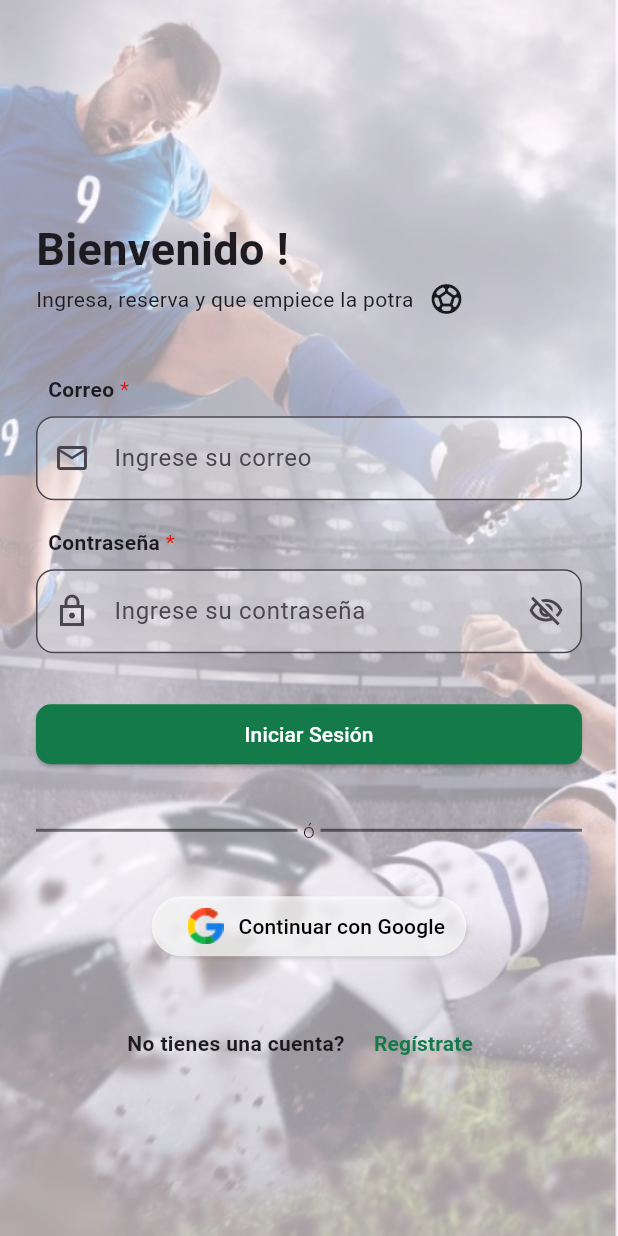
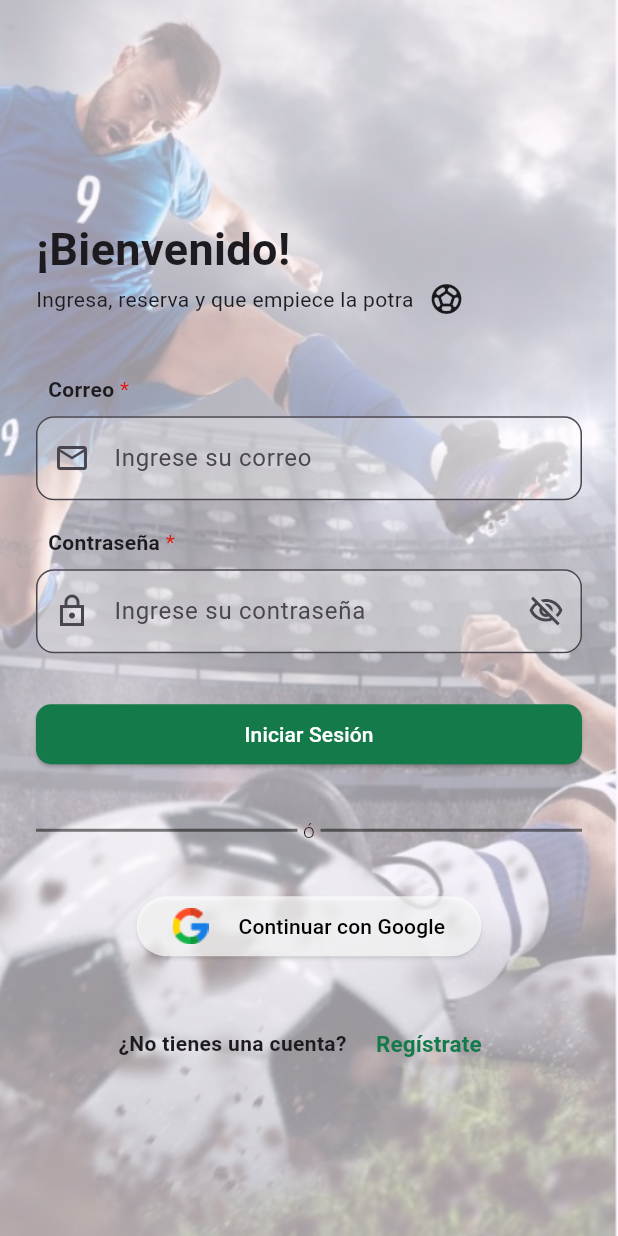
Before and after one commit to jdmc-unah/AppReservarCanchas, a Flutter app: the screen it shows after launch, on a phone screen of 412 x 824 dp. Run offline on Flutter 3.47's test engine with Material 3 defaults, Android fonts, the light colour scheme and no system bars; our stand-ins replace cloud_firestore, firebase_auth, firebase_core, flutter_rating_bar, get, get_storage and 2 more; accounts and stored records are empty.

Commit message:
Mejoras visuales y estandar de paleta de colores

```diff
--- /dev/null
+++ b/app_reservar_canchas/lib/estilos/colores.dart
@@ -0,0 +1,14 @@
+import 'package:flutter/material.dart';
+
+class Colores {
+  static const Color fondoPrimario = Color.fromARGB(255, 20, 122, 73);
+  static const Color fondoSecundario = Color.fromARGB(44, 20, 122, 73);
+  static const Color textoPrimario = Colors.black;
+  static const Color textoSecundario = Colors.white;
+  static const Color fondoAlternativo = Colors.blueGrey;
+  static const Color fondoEstrellas = Colors.amber;
+  static const Color fondoComplementoN = Color.fromARGB(128, 0, 0, 0);
+  static const Color fondoComplementoB = Colors.white70;
+  static const Color error = Colors.red;
+  static const Color bordeSecundario = Color.fromARGB(255, 117, 117, 117);
+}
--- a/app_reservar_canchas/lib/main.dart
+++ b/app_reservar_canchas/lib/main.dart
@@ -1,4 +1,5 @@
 import 'package:app_reservar_canchas/controladores/filtro_controlador.dart';
+import 'package:app_reservar_canchas/estilos/colores.dart';
 import 'package:app_reservar_canchas/modelos/cancha.dart';
 import 'package:app_reservar_canchas/vistas/informacion.dart';
 import 'package:app_reservar_canchas/vistas/vistas_metodo_pago/agregar_tarjeta.dart';
@@ -10,6 +11,7 @@ import 'package:app_reservar_canchas/controladores/reservas_controlador.dart';
 import 'package:app_reservar_canchas/vistas/pagina_inicio.dart';
 import 'package:app_reservar_canchas/vistas/vistas_login/login.dart';
 import 'package:app_reservar_canchas/vistas/vistas_login/registro.dart';
+import 'package:flutter/services.dart';
 
 import 'package:get/get.dart';
 import 'package:get_storage/get_storage.dart';
@@ -19,6 +21,10 @@ import 'package:app_reservar_canchas/firebase_options.dart';
 
 void main() async {
   WidgetsFlutterBinding.ensureInitialized();
+  await SystemChrome.setPreferredOrientations([
+    DeviceOrientation.portraitUp,
+    DeviceOrientation.portraitDown,
+  ]);
   await GetStorage.init();
   await Firebase.initializeApp(options: DefaultFirebaseOptions.currentPlatform);
   Get.put(ReservasControlador(), permanent: true);
@@ -33,6 +39,13 @@ class MyApp extends StatelessWidget {
   @override
   Widget build(BuildContext context) {
     return MaterialApp.router(
+      theme: ThemeData(
+        textSelectionTheme: TextSelectionThemeData(
+          cursorColor: Colores.fondoPrimario,
+          selectionColor: Colores.fondoPrimario,
+          selectionHandleColor: Colores.fondoPrimario,
+        ),
+      ),
       debugShowCheckedModeBanner: false,
       routerConfig: GoRouter(
         navigatorKey: Get.key,
--- a/app_reservar_canchas/lib/vistas/pagina_inicio.dart
+++ b/app_reservar_canchas/lib/vistas/pagina_inicio.dart
@@ -1,12 +1,12 @@
 import 'package:app_reservar_canchas/controladores/filtro_controlador.dart';
 import 'package:app_reservar_canchas/controladores/validaciones_acceso_controlador.dart';
+import 'package:app_reservar_canchas/estilos/colores.dart';
 import 'package:app_reservar_canchas/servicios/servicio_autenticacion.dart';
 import 'package:app_reservar_canchas/servicios/servicio_firestore.dart';
 import 'package:app_reservar_canchas/widgets/cancha_card.dart';
 import 'package:app_reservar_canchas/widgets/filtro_menu_lateral.dart';
 import 'package:app_reservar_canchas/controladores/reservas_controlador.dart';
 import 'package:app_reservar_canchas/widgets/widgets_login/login_text_field.dart';
-import 'package:cloud_firestore/cloud_firestore.dart';
 import 'package:flutter/material.dart';
 import 'package:get/get.dart';
 import 'package:get_storage/get_storage.dart';
@@ -52,7 +52,7 @@ class PaginaInicio extends StatelessWidget {
           return Center(
             child: Text(
               'No hay canchas disponibles por el momento.',
-              style: TextStyle(fontSize: 18, color: Colors.grey[700]),
+              style: TextStyle(fontSize: 18, color: Colores.fondoAlternativo),
               textAlign: TextAlign.center,
             ),
           );
--- a/app_reservar_canchas/lib/vistas/vistas_login/login.dart
+++ b/app_reservar_canchas/lib/vistas/vistas_login/login.dart
@@ -1,4 +1,5 @@
 import 'package:app_reservar_canchas/controladores/validaciones_acceso_controlador.dart';
+import 'package:app_reservar_canchas/estilos/colores.dart';
 import 'package:app_reservar_canchas/servicios/servicio_autenticacion.dart';
 import 'package:app_reservar_canchas/widgets/widgets_login/login_text_field.dart';
 import 'package:flutter/material.dart';
@@ -33,7 +34,11 @@ class Login extends StatelessWidget {
             padding: const EdgeInsets.symmetric(horizontal: 24.0),
             child: Obx(() {
               if (validacionController.cargando) {
-                return Center(child: CircularProgressIndicator());
+                return Center(
+                  child: CircularProgressIndicator(
+                    color: Colores.fondoPrimario,
+                  ),
+                );
               }
               return Column(
                 mainAxisAlignment: MainAxisAlignment.center,
@@ -41,7 +46,7 @@ class Login extends StatelessWidget {
                 children: [
                   SizedBox(height: 40),
                   Text(
-                    'Bienvenido !',
+                    '¡Bienvenido!',
                     style: TextStyle(fontSize: 30, fontWeight: FontWeight.bold),
                   ),
 
@@ -76,8 +81,8 @@ class Login extends StatelessWidget {
                     width: double.infinity,
                     child: ElevatedButton(
                       style: ElevatedButton.styleFrom(
-                        backgroundColor: Color.fromARGB(255, 20, 122, 73),
-                        foregroundColor: Colors.white,
+                        backgroundColor: Colores.fondoPrimario,
+                        foregroundColor: Colores.textoSecundario,
                         shape: RoundedRectangleBorder(
                           borderRadius: BorderRadius.circular(10),
                         ),
@@ -104,7 +109,7 @@ class Login extends StatelessWidget {
                       Expanded(
                         child: Divider(
                           thickness: 2,
-                          color: const Color.fromARGB(128, 0, 0, 0),
+                          color: Colores.fondoComplementoN,
                         ),
                       ),
                       Text(
@@ -114,7 +119,7 @@ class Login extends StatelessWidget {
                       Expanded(
                         child: Divider(
                           thickness: 2,
-                          color: const Color.fromARGB(128, 0, 0, 0),
+                          color: Colores.fondoComplementoN,
                         ),
                       ),
                     ],
@@ -123,11 +128,11 @@ class Login extends StatelessWidget {
 
                   Center(
                     child: SizedBox(
-                      width: 210,
+                      width: 230,
                       child: ElevatedButton(
                         style: ElevatedButton.styleFrom(
-                          backgroundColor: Colors.white70,
-                          shadowColor: Colors.black45,
+                          backgroundColor: Colores.fondoComplementoB,
+                          shadowColor: Colores.fondoComplementoN,
                         ),
                         onPressed: () async {
                           validacionController.cargando = true;
@@ -140,10 +145,10 @@ class Login extends StatelessWidget {
                         child: Row(
                           children: [
                             Image.asset('assets/iconos/googlex24.png'),
-                            SizedBox(width: 10),
+                            SizedBox(width: 20),
                             Text(
                               'Continuar con Google',
-                              style: TextStyle(color: Colors.black),
+                              style: TextStyle(color: Colores.textoPrimario),
                             ),
                           ],
                         ),
@@ -157,10 +162,15 @@ class Login extends StatelessWidget {
 
                     children: [
                       Text(
-                        'No tienes una cuenta?  ',
+                        '¿No tienes una cuenta?  ',
                         style: TextStyle(fontWeight: FontWeight.bold),
                       ),
                       TextButton(
+                        style: ButtonStyle(
+                          overlayColor: WidgetStateProperty.all(
+                            Colores.fondoSecundario,
+                          ),
+                        ),
                         onPressed: () {
                           //seedCanchasDesdeApp();
                           context.goNamed('registro');
@@ -169,8 +179,8 @@ class Login extends StatelessWidget {
                           'Regístrate',
                           style: TextStyle(
                             fontWeight: FontWeight.bold,
-
-                            color: Color.fromARGB(255, 20, 122, 73),
+                            fontSize: 15,
+                            color: Colores.fondoPrimario,
                           ),
                         ),
                       ),
--- a/app_reservar_canchas/lib/vistas/vistas_login/registro.dart
+++ b/app_reservar_canchas/lib/vistas/vistas_login/registro.dart
@@ -1,4 +1,5 @@
 import 'package:app_reservar_canchas/controladores/validaciones_acceso_controlador.dart';
+import 'package:app_reservar_canchas/estilos/colores.dart';
 import 'package:app_reservar_canchas/servicios/servicio_autenticacion.dart';
 import 'package:app_reservar_canchas/widgets/widgets_login/login_text_field.dart';
 import 'package:flutter/material.dart';
@@ -87,8 +88,8 @@ class Registro extends StatelessWidget {
                   width: double.infinity,
                   child: ElevatedButton(
                     style: ElevatedButton.styleFrom(
-                      backgroundColor: Color.fromARGB(255, 20, 122, 73),
-                      foregroundColor: Colors.white,
+                      backgroundColor: Colores.fondoPrimario,
+                      foregroundColor: Colores.textoSecundario,
                       shape: RoundedRectangleBorder(
                         borderRadius: BorderRadius.circular(10),
                       ),
--- a/app_reservar_canchas/lib/widgets/widgets_login/login_text_field.dart
+++ b/app_reservar_canchas/lib/widgets/widgets_login/login_text_field.dart
@@ -1,3 +1,4 @@
+import 'package:app_reservar_canchas/estilos/colores.dart';
 import 'package:flutter/material.dart';
 
 class LoginTextField extends StatefulWidget {
@@ -46,7 +47,6 @@ class _LoginTextFieldState extends State<LoginTextField> {
         ),
 
         TextField(
-          cursorColor: Color.fromARGB(255, 20, 122, 73),
           controller: widget.controller,
           obscureText: widget.activarSuffix == true
               ? mostrarContra
@@ -58,7 +58,7 @@ class _LoginTextFieldState extends State<LoginTextField> {
             border: OutlineInputBorder(borderRadius: BorderRadius.circular(12)),
             focusedBorder: OutlineInputBorder(
               borderRadius: BorderRadius.circular(12),
-              borderSide: BorderSide(color: Color.fromARGB(255, 20, 122, 73)),
+              borderSide: BorderSide(color: Colores.fondoPrimario),
             ),
             hintText: widget.hintText,
             prefixIcon: Icon(widget.prefixIcon),
```
Also changed, not shown: app_reservar_canchas/lib/controladores/validaciones_acceso_controlador.dart (+7 -5 lines), app_reservar_canchas/lib/vistas/informacion.dart (+46 -11 lines), app_reservar_canchas/lib/vistas/vistas_metodo_pago/agregar_tarjeta.dart (+23 -4 lines), app_reservar_canchas/lib/widgets/cancha_card.dart (+50 -9 lines), app_reservar_canchas/lib/widgets/filtro_menu_lateral.dart (+30 -4 lines), app_reservar_canchas/lib/widgets/lista_horas.dart (+6 -3 lines), app_reservar_canchas/lib/widgets/widgets_metodo_pago/vista_tarjeta.dart (+4 -3 lines), app_reservar_canchas/lib/widgets/widgets_metodo_pago/widget_tarjeta.dart (+4 -3 lines).
